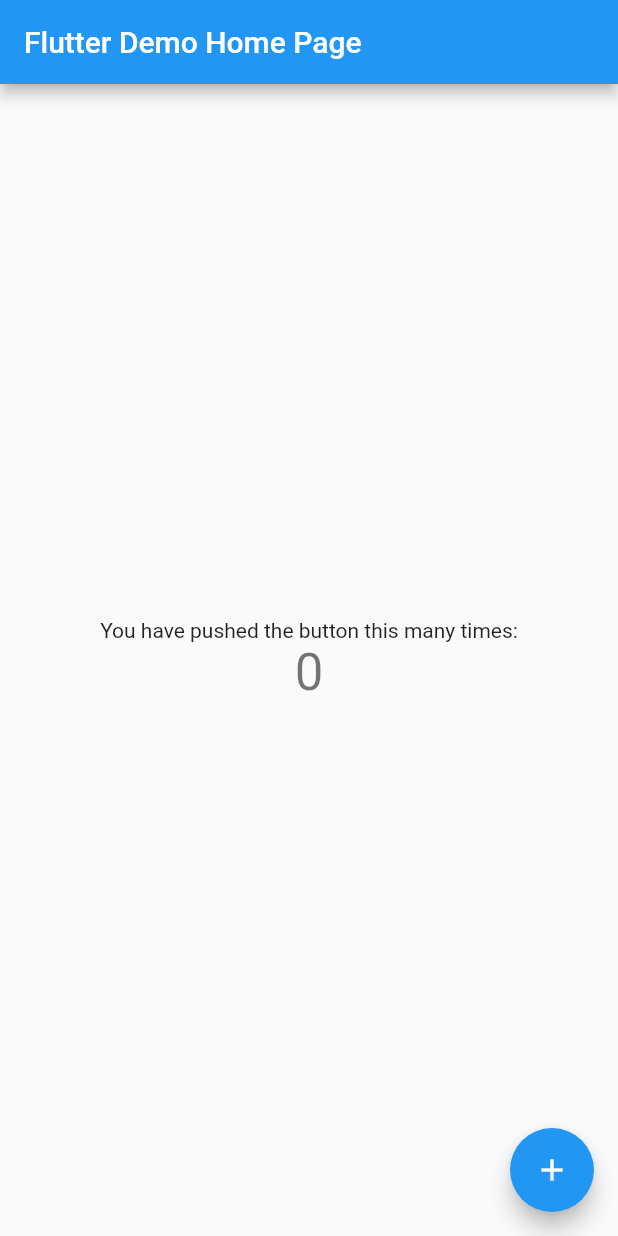
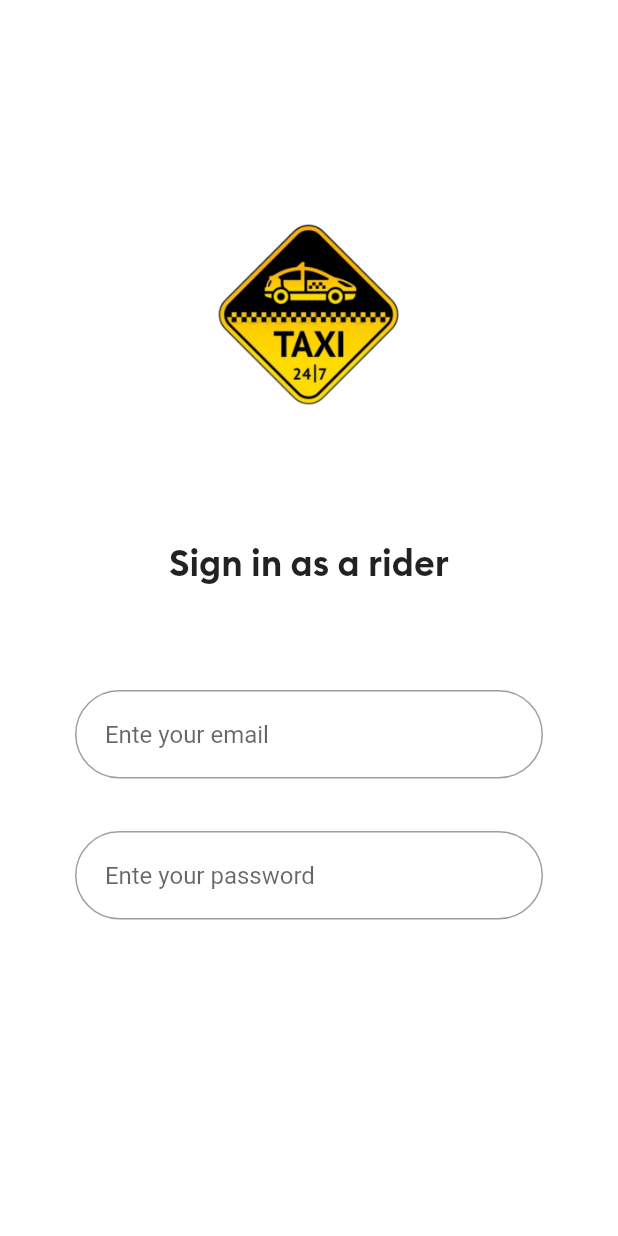
Before and after one commit to mohiandipta/uber_clone, a Flutter app: the screen it shows after launch, on a phone screen of 412 x 824 dp. Run offline on Flutter 3.47's test engine with Material 2 defaults, Android fonts, the light colour scheme and no system bars; Roboto replaces fonts that are missing (Brand Bold).

Commit message:
login page design complete

```diff
--- /dev/null
+++ b/lib/AllScreens/loginScreen.dart
@@ -0,0 +1,82 @@
+import 'package:flutter/material.dart';
+
+class LoginScreen extends StatelessWidget {
+  @override
+  Widget build(BuildContext context) {
+    return Scaffold(
+      backgroundColor: Colors.white,
+      body: Column(
+        children: [
+          SizedBox(
+            width: 560,
+            height: 60,
+          ),
+          Image(
+            alignment: Alignment.center,
+            width: 150,
+            height: 300,
+            image: AssetImage('images/logo.png'),
+          ),
+          // SizedBox(
+          //   height: 10,
+          // ),
+          Text(
+            'Sign in as a rider',
+            style: TextStyle(fontSize: 24, fontFamily: "Brand Bold"),
+            textAlign: TextAlign.center,
+          ),
+          SizedBox(
+            height: 70,
+          ),
+
+          Padding(
+            padding: EdgeInsets.only(left: 50, right: 50),
+            child: Column(
+              children: [
+                TextFormField(
+                  keyboardType: TextInputType.emailAddress,
+                  decoration: InputDecoration(
+                    hintText: '  Ente your email',
+                    border: OutlineInputBorder(
+                        borderRadius: BorderRadius.circular(30),
+                        borderSide: BorderSide(color: Colors.yellow)),
+                    focusedBorder: OutlineInputBorder(
+                        borderRadius: BorderRadius.circular(30),
+                        borderSide: BorderSide(color: Colors.blue)),
+                    errorBorder: OutlineInputBorder(
+                        borderRadius: BorderRadius.circular(30),
+                        borderSide: BorderSide(color: Colors.red)),
+                    focusedErrorBorder: OutlineInputBorder(
+                        borderRadius: BorderRadius.circular(30),
+                        borderSide: BorderSide(color: Colors.blue)),
+                  ),
+                ),
+                SizedBox(
+                  height: 35,
+                ),
+                TextFormField(
+                  keyboardType: TextInputType.emailAddress,
+                  decoration: InputDecoration(
+                    hintText: '  Ente your password',
+                    border: OutlineInputBorder(
+                        borderRadius: BorderRadius.circular(30),
+                        borderSide: BorderSide(color: Colors.yellow)),
+                    focusedBorder: OutlineInputBorder(
+                        borderRadius: BorderRadius.circular(30),
+                        borderSide: BorderSide(color: Colors.blue)),
+                    errorBorder: OutlineInputBorder(
+                        borderRadius: BorderRadius.circular(30),
+                        borderSide: BorderSide(color: Colors.red)),
+                    focusedErrorBorder: OutlineInputBorder(
+                        borderRadius: BorderRadius.circular(30),
+                        borderSide: BorderSide(color: Colors.blue)),
+                  ),
+                ),
+              ],
+            ),
+          )
+        ],
+      ),
+    );
+  }
+}
--- /dev/null
+++ b/lib/AllScreens/mainscreen.dart
@@ -0,0 +1,19 @@
+import 'package:flutter/material.dart';
+
+class MainScreen extends StatefulWidget {
+  const MainScreen({Key? key}) : super(key: key);
+
+  @override
+  _MainScreenState createState() => _MainScreenState();
+}
+
+class _MainScreenState extends State<MainScreen> {
+  @override
+  Widget build(BuildContext context) {
+    return Scaffold(
+      appBar: AppBar(
+        title: Text('Main Screen'),
+      ),
+    );
+  }
+}
--- a/lib/main.dart
+++ b/lib/main.dart
@@ -1,4 +1,5 @@
 import 'package:flutter/material.dart';
+import 'package:uber_clone/AllScreens/loginScreen.dart';
 
 void main() {
   runApp(MyApp());
@@ -9,105 +10,8 @@
   @override
   Widget build(BuildContext context) {
     return MaterialApp(
-      title: 'Flutter Demo',
-      theme: ThemeData(
-        // This is the theme of your application.
-        //
-        // Try running your application with "flutter run". You'll see the
-        // application has a blue toolbar. Then, without quitting the app, try
-        // changing the primarySwatch below to Colors.green and then invoke
-        // "hot reload" (press "r" in the console where you ran "flutter run",
-        // or simply save your changes to "hot reload" in a Flutter IDE).
-        // Notice that the counter didn't reset back to zero; the application
-        // is not restarted.
-        primarySwatch: Colors.blue,
-      ),
-      home: MyHomePage(title: 'Flutter Demo Home Page'),
+      debugShowCheckedModeBanner: false,
+      home: LoginScreen(),
     );
   }
 }
-
-class MyHomePage extends StatefulWidget {
-  MyHomePage({Key? key, required this.title}) : super(key: key);
-
-  // This widget is the home page of your application. It is stateful, meaning
-  // that it has a State object (defined below) that contains fields that affect
-  // how it looks.
-
-  // This class is the configuration for the state. It holds the values (in this
-  // case the title) provided by the parent (in this case the App widget) and
-  // used by the build method of the State. Fields in a Widget subclass are
-  // always marked "final".
-
-  final String title;
-
-  @override
-  _MyHomePageState createState() => _MyHomePageState();
-}
-
-class _MyHomePageState extends State<MyHomePage> {
-  int _counter = 0;
-
-  void _incrementCounter() {
-    setState(() {
-      // This call to setState tells the Flutter framework that something has
-      // changed in this State, which causes it to rerun the build method below
-      // so that the display can reflect the updated values. If we changed
-      // _counter without calling setState(), then the build method would not be
-      // called again, and so nothing would appear to happen.
-      _counter++;
-    });
-  }
-
-  @override
-  Widget build(BuildContext context) {
-    // This method is rerun every time setState is called, for instance as done
-    // by the _incrementCounter method above.
-    //
-    // The Flutter framework has been optimized to make rerunning build methods
-    // fast, so that you can just rebuild anything that needs updating rather
-    // than having to individually change instances of widgets.
-    return Scaffold(
-      appBar: AppBar(
-        // Here we take the value from the MyHomePage object that was created by
-        // the App.build method, and use it to set our appbar title.
-        title: Text(widget.title),
-      ),
-      body: Center(
-        // Center is a layout widget. It takes a single child and positions it
-        // in the middle of the parent.
-        child: Column(
-          // Column is also a layout widget. It takes a list of children and
-          // arranges them vertically. By default, it sizes itself to fit its
-          // children horizontally, and tries to be as tall as its parent.
-          //
-          // Invoke "debug painting" (press "p" in the console, choose the
-          // "Toggle Debug Paint" action from the Flutter Inspector in Android
-          // Studio, or the "Toggle Debug Paint" command in Visual Studio Code)
-          // to see the wireframe for each widget.
-          //
-          // Column has various properties to control how it sizes itself and
-          // how it positions its children. Here we use mainAxisAlignment to
-          // center the children vertically; the main axis here is the vertical
-          // axis because Columns are vertical (the cross axis would be
-          // horizontal).
-          mainAxisAlignment: MainAxisAlignment.center,
-          children: <Widget>[
-            Text(
-              'You have pushed the button this many times:',
-            ),
-            Text(
-              '$_counter',
-              style: Theme.of(context).textTheme.headline4,
-            ),
-          ],
-        ),
-      ),
-      floatingActionButton: FloatingActionButton(
-        onPressed: _incrementCounter,
-        tooltip: 'Increment',
-        child: Icon(Icons.add),
-      ), // This trailing comma makes auto-formatting nicer for build methods.
-    );
-  }
-}
```
Also changed, not shown: pubspec.yaml (+15 -10 lines), fonts/Signatra.ttf (added), fonts/bolt-regular.ttf (added), fonts/bolt-semibold.ttf (added), images/car_android.png (added), images/car_ios.png (added), images/desticon.png (added), images/desticon1.png (added), images/logo.png (added), images/logo1.png (added), images/pickicon.png (added), images/posimarker.png (added), images/redmarker.png (added), images/taxi.png (added), 2 more files, 4 other files.
